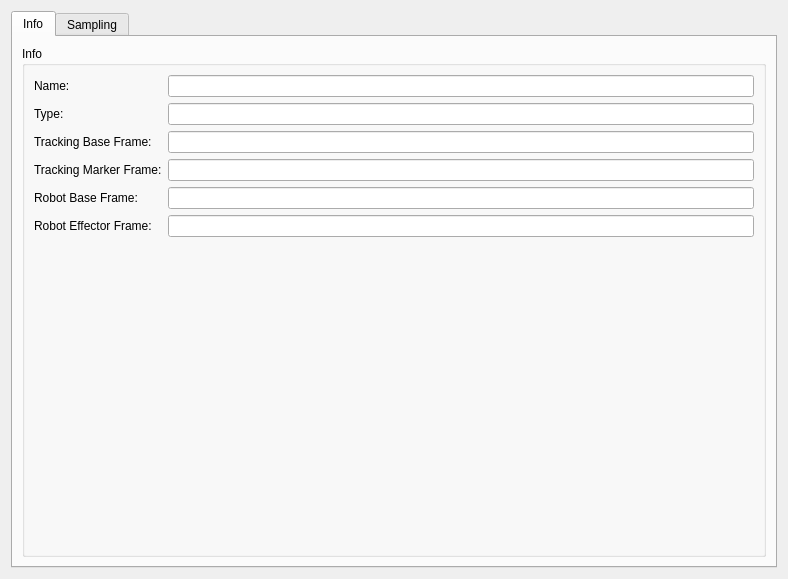
IFL-CAMP/easy_handeye, file easy_handeye_rviz_plugins/src/calibration_panel.ui: the form before one commit.
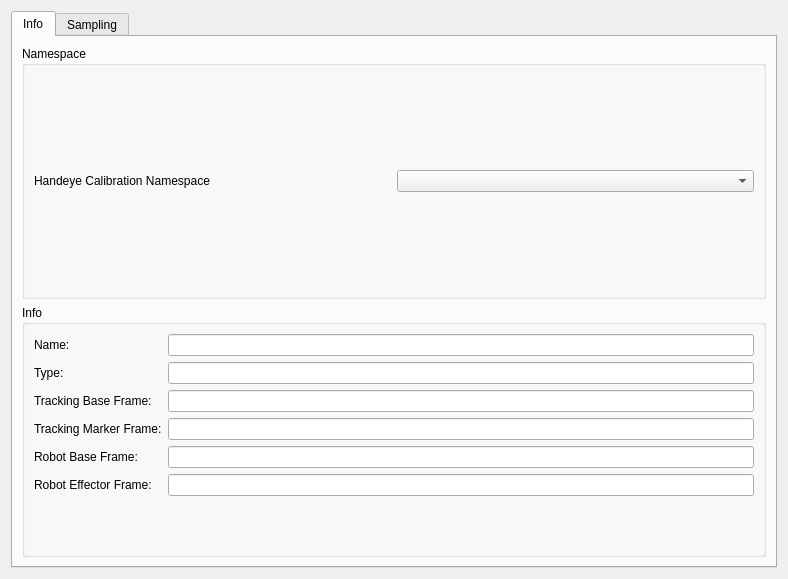
The form after the commit. The open tabs and pages were chosen to show the change.

Commit message: The RViz plugin can call the easy_handeye services

```diff
--- a/easy_handeye_rviz_plugins/src/calibration_panel.ui
+++ b/easy_handeye_rviz_plugins/src/calibration_panel.ui
@@ -23,7 +23,26 @@
       <attribute name="title">
        <string>Info</string>
       </attribute>
-      <layout class="QHBoxLayout" name="horizontalLayout">
+      <layout class="QVBoxLayout" name="verticalLayout">
+       <item>
+        <widget class="QGroupBox" name="groupBox_5">
+         <property name="title">
+          <string>Namespace</string>
+         </property>
+         <layout class="QGridLayout" name="gridLayout_3">
+          <item row="0" column="0">
+           <widget class="QLabel" name="label_4">
+            <property name="text">
+             <string>Handeye Calibration Namespace</string>
+            </property>
+           </widget>
+          </item>
+          <item row="0" column="1">
+           <widget class="QComboBox" name="comboBox_namespace"/>
+          </item>
+         </layout>
+        </widget>
+       </item>
        <item>
         <widget class="QGroupBox" name="groupBox_4">
          <property name="title">
```
Left out of the diff: 6 changed lines with no effect on the pictures. The commit also changes 5 other files.
